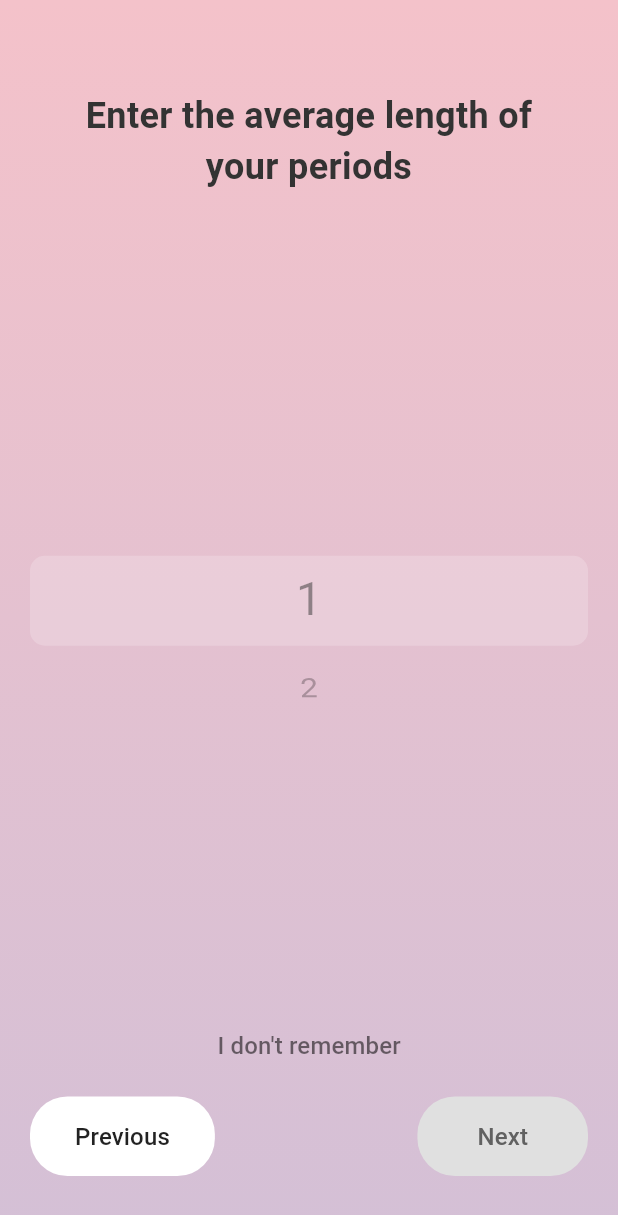
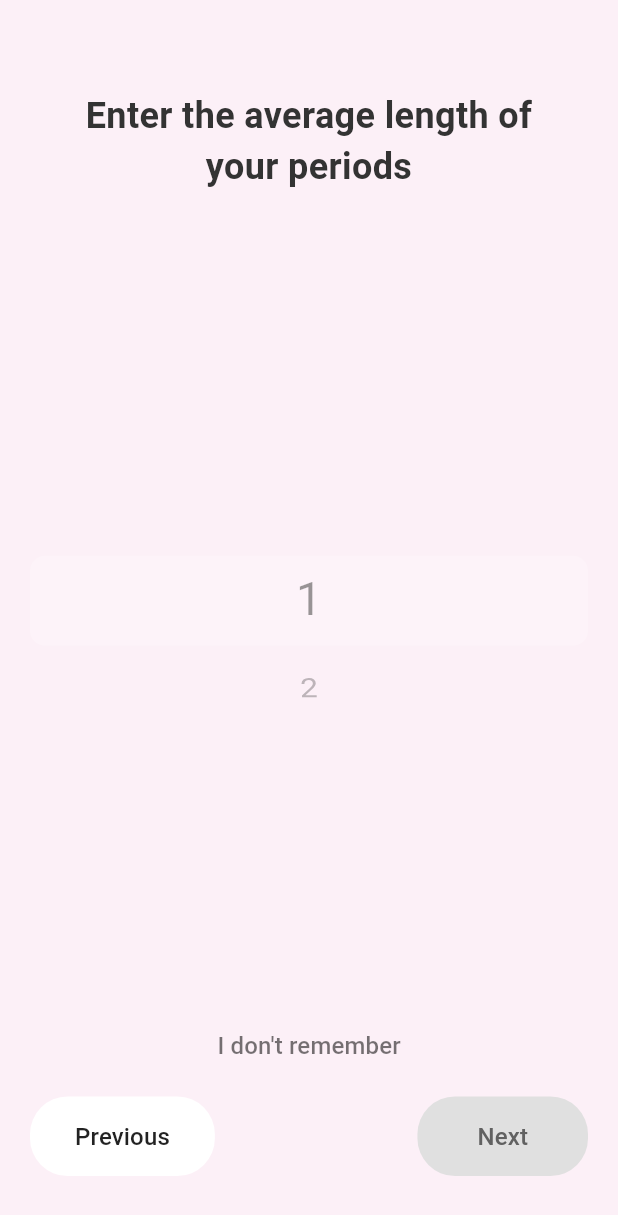
Before and after one commit to sakith71/AuraBloom, a Flutter app: the CycleLengthScreen screen opened directly with empty values, after a tap on "I don't remember", on a phone screen of 412 x 824 dp. Shown: the top 1215 px of the screen. Run offline on Flutter 3.47's test engine with Material 3 defaults, Android fonts, the phone set to English and light mode, and no system bars; our stand-ins replace cloud_firestore, firebase_auth, firebase_core, firebase_storage, image_picker, shared_preferences; accounts and stored records are empty; network calls fail.

Commit message:
Change background color
Co-Authored-By: Modisa Nallaperuma <160309547+ModisaY@users.noreply.github.com>
Co-Authored-By: Sakith Umagiliya <152830968+sakith71@users.noreply.github.com>

```diff
--- a/frontend/lib/screens/cycle-length-screen.dart
+++ b/frontend/lib/screens/cycle-length-screen.dart
@@ -102,14 +102,7 @@ class _CycleLengthScreenState extends State<CycleLengthScreen> {
       body: Container(
         // Apply the gradient background
         decoration: const BoxDecoration(
-          gradient: LinearGradient(
-            begin: Alignment.topCenter,
-            end: Alignment.bottomCenter,
-            colors: [
-              Color(0xFFF4C2CA), // Light Pink
-              Color(0xFFD4C0D6), // Light Purple
-            ],
-          ),
+          color: Color(0xFFFCF0F7),
         ),
         child: SafeArea(
           child: Padding(
--- a/frontend/lib/screens/period-length-screen.dart
+++ b/frontend/lib/screens/period-length-screen.dart
@@ -101,14 +101,7 @@ class _PeriodLengthScreenState extends State<PeriodLengthScreen> {
       body: Container(
         // Apply the gradient background
         decoration: const BoxDecoration(
-          gradient: LinearGradient(
-            begin: Alignment.topCenter,
-            end: Alignment.bottomCenter,
-            colors: [
-              Color(0xFFF4C2CA), // Light Pink
-              Color(0xFFD4C0D6), // Light Purple
-            ],
-          ),
+          color: Color(0xFFFCF0F7),
         ),
         child: SafeArea(
           child: Padding(
```
Also changed, not shown: frontend/lib/screens/additional-symptoms-screen.dart (+1 -8 lines), frontend/lib/screens/menstrual-symptoms-screen.dart (+1 -8 lines), frontend/lib/screens/period-logging-screen.dart (+1 -8 lines), frontend/lib/screens/signup-screen.dart (+1 -8 lines).
